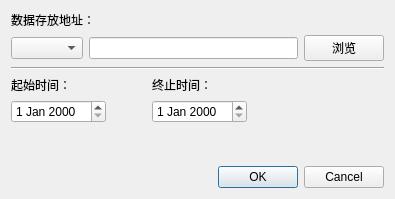
Above: uis/setting.ui from jiaoyangkuohai/wallet before the change. Below: the same form after it.
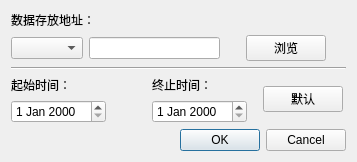
That is the form after the change.

```diff
--- a/uis/setting.ui
+++ b/uis/setting.ui
@@ -6,24 +6,24 @@
    <rect>
     <x>0</x>
     <y>0</y>
-    <width>395</width>
-    <height>199</height>
+    <width>357</width>
+    <height>159</height>
    </rect>
   </property>
   <property name="windowTitle">
    <string>Dialog</string>
   </property>
-  <layout class="QGridLayout" name="gridLayout_3">
-   <item row="0" column="0">
-    <layout class="QGridLayout" name="gridLayout">
-     <item row="0" column="0">
+  <layout class="QGridLayout" name="gridLayout">
+   <item row="0" column="0" colspan="2">
+    <layout class="QVBoxLayout" name="verticalLayout_3">
+     <item>
       <widget class="QLabel" name="label">
        <property name="text">
         <string>数据存放地址：</string>
        </property>
       </widget>
      </item>
-     <item row="1" column="0">
+     <item>
       <layout class="QHBoxLayout" name="horizontalLayout">
        <item>
         <widget class="QComboBox" name="comboBox"/>
@@ -31,6 +31,22 @@
        <item>
         <widget class="QLineEdit" name="lineEdit"/>
        </item>
+       <item>
+        <spacer name="horizontalSpacer_4">
+         <property name="orientation">
+          <enum>Qt::Horizontal</enum>
+         </property>
+         <property name="sizeType">
+          <enum>QSizePolicy::Fixed</enum>
+         </property>
+         <property name="sizeHint" stdset="0">
+          <size>
+           <width>20</width>
+           <height>20</height>
+          </size>
+         </property>
+        </spacer>
+       </item>
        <item>
         <widget class="QPushButton" name="pushButton">
          <property name="text">
@@ -38,18 +54,34 @@
          </property>
         </widget>
        </item>
+       <item>
+        <spacer name="horizontalSpacer_5">
+         <property name="orientation">
+          <enum>Qt::Horizontal</enum>
+         </property>
+         <property name="sizeType">
+          <enum>QSizePolicy::Fixed</enum>
+         </property>
+         <property name="sizeHint" stdset="0">
+          <size>
+           <width>20</width>
+           <height>20</height>
+          </size>
+         </property>
+        </spacer>
+       </item>
       </layout>
      </item>
     </layout>
    </item>
-   <item row="1" column="0">
+   <item row="1" column="0" colspan="2">
     <widget class="Line" name="line">
      <property name="orientation">
       <enum>Qt::Horizontal</enum>
      </property>
     </widget>
    </item>
-   <item row="2" column="0">
+   <item row="2" column="0" colspan="2">
     <layout class="QGridLayout" name="gridLayout_2">
      <item row="0" column="0">
       <layout class="QVBoxLayout" name="verticalLayout">
@@ -96,6 +128,29 @@
       </layout>
      </item>
      <item row="0" column="3">
+      <spacer name="horizontalSpacer_3">
+       <property name="orientation">
+        <enum>Qt::Horizontal</enum>
+       </property>
+       <property name="sizeType">
+        <enum>QSizePolicy::Fixed</enum>
+       </property>
+       <property name="sizeHint" stdset="0">
+        <size>
+         <width>10</width>
+         <height>20</height>
+        </size>
+       </property>
+      </spacer>
+     </item>
+     <item row="0" column="4">
+      <widget class="QPushButton" name="pushButton_2">
+       <property name="text">
+        <string>默认</string>
+       </property>
+      </widget>
+     </item>
+     <item row="0" column="5">
       <spacer name="horizontalSpacer_2">
        <property name="orientation">
         <enum>Qt::Horizontal</enum>
@@ -123,7 +178,7 @@
      </property>
     </spacer>
    </item>
-   <item row="4" column="0">
+   <item row="4" column="1">
     <widget class="QDialogButtonBox" name="buttonBox">
      <property name="orientation">
       <enum>Qt::Horizontal</enum>
```
